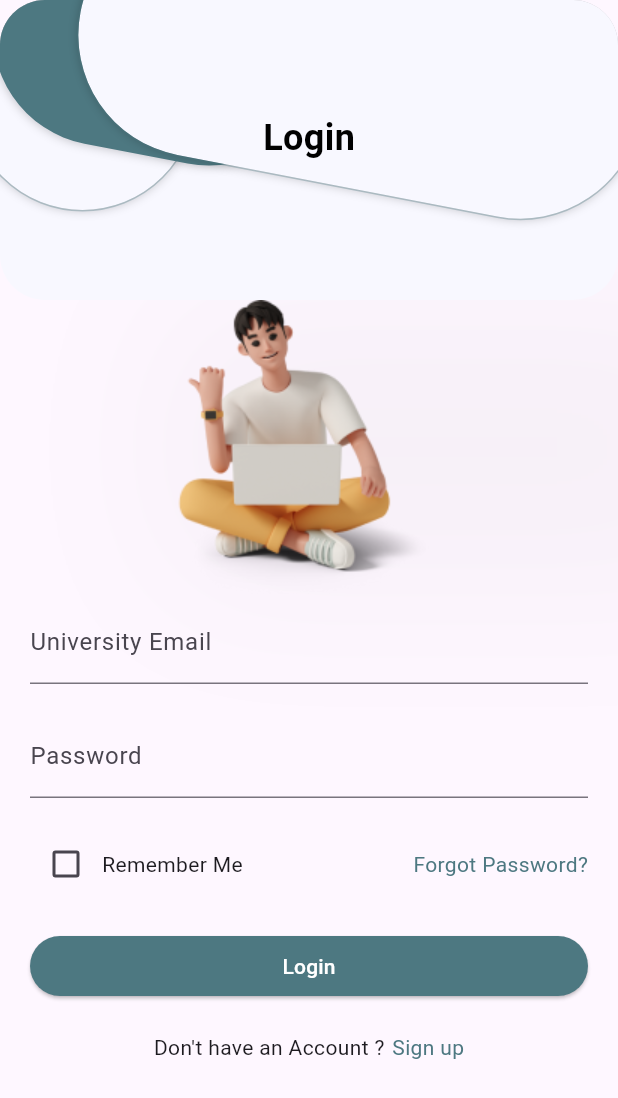
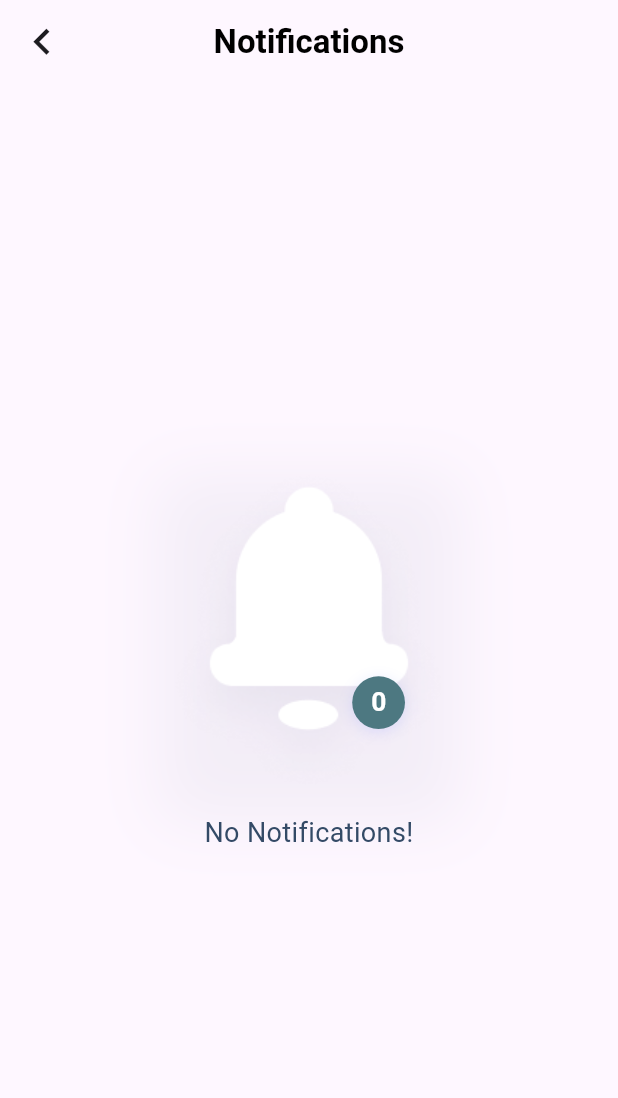
Before and after one commit to oussbad/Final-Project-flutter-, a Flutter app: the screen it shows after launch, on a phone screen of 412 x 824 dp. Shown: the top 1098 px of the screen. Run offline on Flutter 3.47's test engine with Material 3 defaults, Android fonts, the light colour scheme and no system bars; Roboto replaces fonts that are missing (Airbnb Cereal App, Poppins, SF Pro Display).

Commit message:
notification and empty notification commit

```diff
--- /dev/null
+++ b/lib/EmptyNotifications.dart
@@ -0,0 +1,107 @@
+import 'package:flutter/material.dart';
+
+class EmptyNotifications extends StatelessWidget {
+  @override
+  Widget build(BuildContext context) {
+    return Scaffold(
+      appBar: AppBar(
+        centerTitle: true,
+        title: Text(
+          'Notifications',
+          textAlign: TextAlign.center,
+          style: TextStyle(
+            color: Colors.black,
+            fontSize: 22,
+            fontFamily: 'Poppins',
+            fontWeight: FontWeight.w600,
+            height: 0.06,
+          ),
+        ),
+        leading: IconButton(
+          icon: Icon(Icons.keyboard_arrow_left, size: 35),
+          onPressed: () {
+            Navigator.pop(context);
+          },
+        ),
+      ),
+      body: Center(
+        child: Column(
+          mainAxisAlignment: MainAxisAlignment.center,
+          children: [
+            Stack(
+              clipBehavior: Clip.none,
+              children: [
+                Container(
+                  width: 200,
+                  height: 230,
+                  decoration: BoxDecoration(
+                    image: DecorationImage(
+                      image: AssetImage("images/belll.png"), // Replace "bell_image.png" with your local image path
+                      fit: BoxFit.fill,
+                    ),
+                    boxShadow: [
+                      BoxShadow(
+                        color: Color(0x0E35486D),
+                        blurRadius: 35,
+                        offset: Offset(0, 14),
+                        spreadRadius: 0,
+                      )
+                    ],
+                  ),
+                ),
+                Positioned(
+                  bottom: 48, // Adjust the bottom value to make the "0" touch the bell
+                  right: 36, // Adjust the right value if needed
+                  child: Container(
+                    width: 35.20,
+                    height: 35.20,
+                    decoration: ShapeDecoration(
+                      color: Color(0xFF4D7881),
+                      shape: OvalBorder(),
+                      shadows: [
+                        BoxShadow(
+                          color: Color(0x265568FF),
+                          blurRadius: 8,
+                          offset: Offset(0, 2),
+                          spreadRadius: 0,
+                        )
+                      ],
+                    ),
+                    child: Center(
+                      child: Text(
+                        '0',
+                        textAlign: TextAlign.center,
+                        style: TextStyle(
+                          color: Colors.white,
+                          fontSize: 17.60,
+                          fontFamily: 'SF Pro Display',
+                          fontWeight: FontWeight.w600,
+                          height: 0,
+                          letterSpacing: -0.17,
+                        ),
+                      ),
+                    ),
+                  ),
+                ),
+              ],
+            ),
+            SizedBox(height: 20), // Adding some space between the image and text
+            Text(
+              'No Notifications!',
+              textAlign: TextAlign.center,
+              style: TextStyle(
+                color: Color(0xFF334A66),
+                fontSize: 18,
+                fontFamily: 'Airbnb Cereal App',
+                fontWeight: FontWeight.w400,
+                height: 0.10,
+              ),
+            ),
+            SizedBox(height: 20), // Adding some space between the text and other content
+            // You can add more widgets here if needed
+          ],
+        ),
+      ),
+    );
+  }
+}
--- a/lib/Login.dart
+++ b/lib/Login.dart
@@ -179,7 +179,7 @@ class _LoginState extends State<Login> {
                       child: ElevatedButton(
                         onPressed: () {},
                         style: ElevatedButton.styleFrom(
-                          primary: Color(0xFF4D7881), // Background color
+                          backgroundColor: Color(0xFF4D7881), // Background color
                         ),
                         child: Text(
                           'Login',
--- a/lib/SingUp.dart
+++ b/lib/SingUp.dart
@@ -171,7 +171,7 @@ class _SignupState extends State<Signup> {
                           // Implement signup functionality
                         },
                         style: ElevatedButton.styleFrom(
-                          primary: Color(0xFF4D7881), // Background color
+                          backgroundColor: Color(0xFF4D7881), // Background color
                         ),
                         child: Text(
                           'Signup',
--- a/lib/main.dart
+++ b/lib/main.dart
@@ -5,6 +5,9 @@ import 'Home.dart';
 import 'Login.dart';
 import 'Reusable/ClubCard.dart';
 import 'SingUp.dart';
+import 'startUpScreen.dart';
+import 'Notifications.dart';
+import 'EmptyNotifications.dart';
 
 void main() {
   runApp(MyApp());
@@ -12,14 +15,11 @@ void main() {
 
 class MyApp extends StatelessWidget {
   const MyApp({super.key});
-
   // This widget is the root of your application.
   @override
   Widget build(BuildContext context) {
     return MaterialApp(
-
-
-      home: Login(),
+      home: EmptyNotifications(),
     );
   }
 }
--- a/lib/startUpScreen.dart
+++ b/lib/startUpScreen.dart
@@ -90,7 +90,7 @@ class _StartUpState extends State<StartUp> {
               },
               style: ElevatedButton.styleFrom(
                 fixedSize: Size(353, 55), // Set the width and height of the button
-                primary: Colors.white, // Set the background color
+                backgroundColor: Colors.white, // Set the background color
                 shape: RoundedRectangleBorder(
                   borderRadius: BorderRadius.circular(8),
                   side: BorderSide(color: Color(0xFF4D7881)),
```
Also changed, not shown: lib/Notifications.dart (added, +101 -0 lines), lib/Reusable/NotificationCard.dart (added, +161 -0 lines), lib/Reusable/ReminderCard.dart (added, +107 -0 lines), images/Reminder.png (added), images/Vector.png (added), images/belll.png (added), pubspec.lock.
